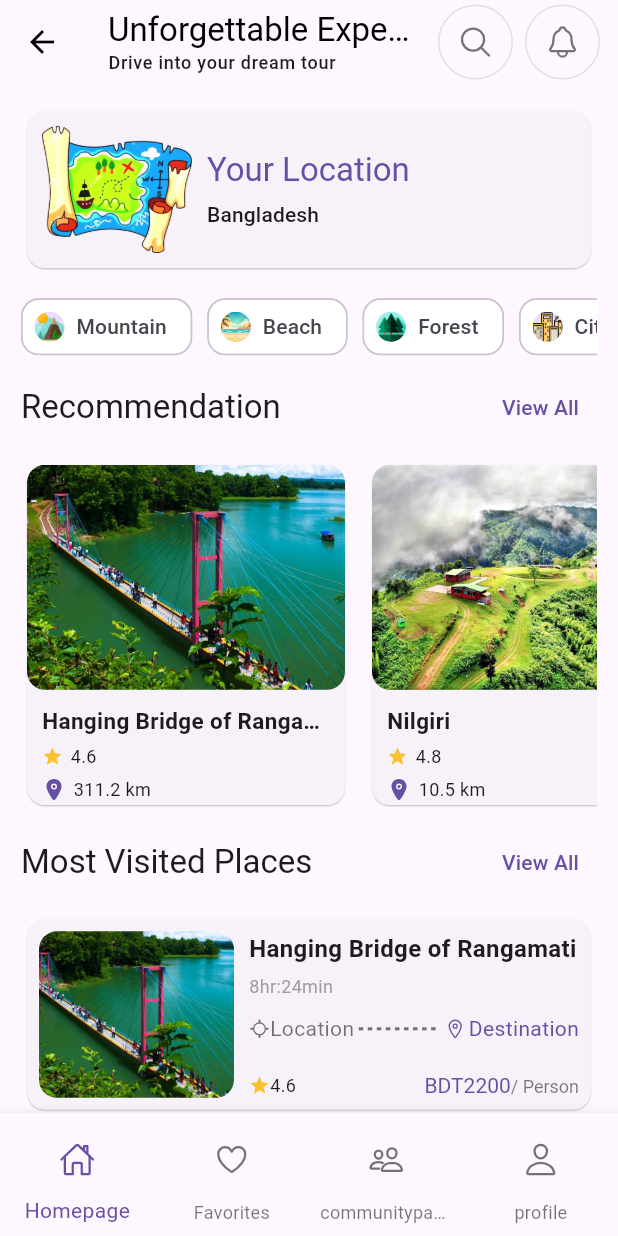
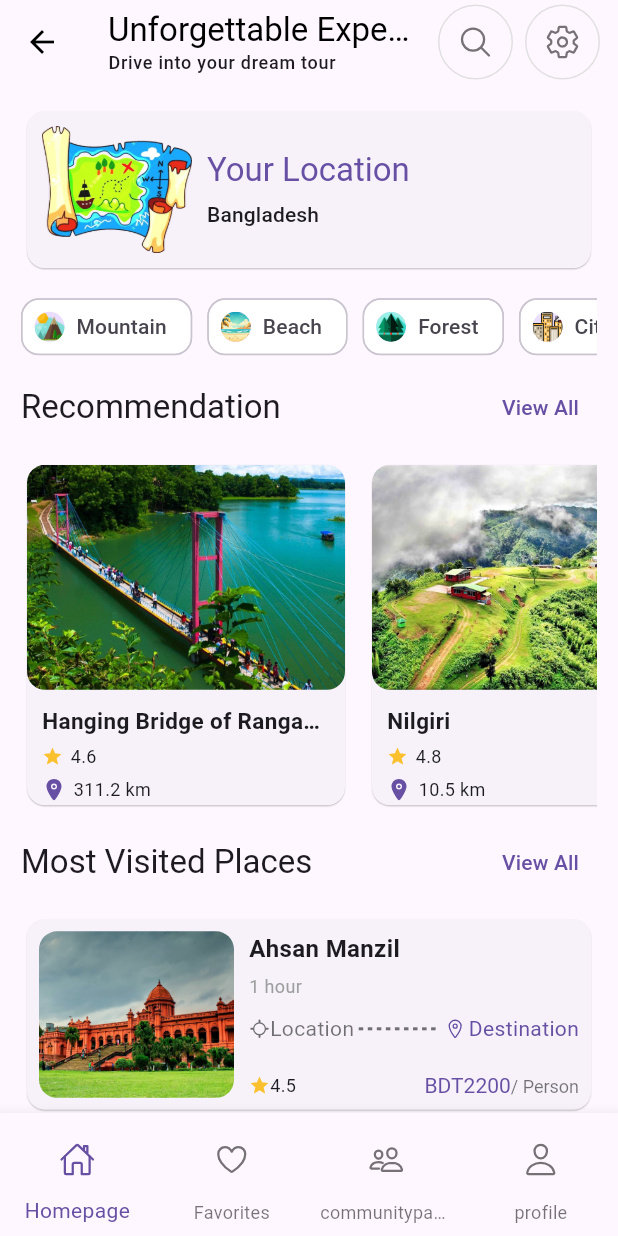
Before and after one commit to Subah-Zarin/Roamers_, a Flutter app: the HomePage screen opened by its route, on a phone screen of 412 x 824 dp. Run offline on Flutter 3.47's test engine with Material 3 defaults, Android fonts, the phone set to English and light mode, and no system bars; our stand-ins replace carousel_slider, cloud_firestore, firebase_core, get, ionicons; accounts and stored records are empty.

Commit message:
setting page done

```diff
--- a/lib/homepage/homepage.dart
+++ b/lib/homepage/homepage.dart
@@ -5,6 +5,8 @@ import 'package:roamers/widget/location_card.dart';
 import 'package:roamers/widget/nearby_places.dart';
 import 'package:roamers/widget/recommended_places.dart';
 import 'package:roamers/widget/tourist_places.dart';
+
+import '../Setting/setting.dart';
 
 class HomePage extends StatelessWidget {
   const HomePage({Key? key}) : super(key: key);
@@ -26,18 +28,31 @@ class HomePage extends StatelessWidget {
             ),
           ],
         ),
-        actions: const [
+        actions: [
           CustomIconButton(
-            icon: Icon(Ionicons.search_outline),
+            icon: const Icon(Ionicons.search_outline),
+            onPressed: () {
+              Navigator.pushNamed(context, 'Setting');
+            },
           ),
           Padding(
-            padding: EdgeInsets.only(left: 8.0, right: 12),
+            padding: const EdgeInsets.only(left: 8.0, right: 12),
             child: CustomIconButton(
-              icon: Icon(Ionicons.notifications_outline),
+              icon: const Icon(Ionicons.settings_outline),
+              onPressed: () {
+                Navigator.push(
+                  context,
+                  MaterialPageRoute(
+                    builder: (context) => const Setting(),
+                  ),
+                );
+              },
             ),
           ),
         ],
+
       ),
+
       body: ListView(
         physics: const BouncingScrollPhysics(),
         padding: const EdgeInsets.all(14),
--- a/lib/main.dart
+++ b/lib/main.dart
@@ -8,6 +8,7 @@ import 'package:roamers/login/login.dart';
 import 'package:roamers/login/registration.dart';
 import 'package:roamers/pages/tourist_details_page.dart';
 import 'package:roamers/welcomePage/welcomepage.dart';
+import 'Setting/setting.dart';
 import 'homepage/FavoritesPage.dart';
 import 'homepage/communitypage.dart';
 import 'homepage/favorites_provider.dart';
@@ -42,6 +43,7 @@ void main() async {
           'tourist_details': (context) => TouristDetailsPage(
             attraction: ModalRoute.of(context)!.settings.arguments as TouristAttraction,
           ),
+          'Setting': (context) => Setting(),
         },
       ),
     ),
--- a/lib/models/nearby_places_model.dart
+++ b/lib/models/nearby_places_model.dart
@@ -1,34 +1,74 @@
 class NearbyPlaceModel {
-  final String image;
+  final String name;
+  final String duration;
+  final double rating;
+  final double distance;
+  final List<String> images;
+
   NearbyPlaceModel({
-    required this.image,
+    required this.name,
+    required this.duration, // Added
+    required this.rating, // Added
+    required this.distance, // Added
+    required this.images, // Added
   });
 }
 
 List<NearbyPlaceModel> nearbyPlaces = [
-
   NearbyPlaceModel(
-    image: "assets/images/ahsan.jpg",
+    name: "Ahsan Manzil", // Added
+    duration: "1 hour", // Added
+    rating: 4.5, // Added
+    distance: 2.5, // Added
+    images: ["assets/images/ahsan.jpg"], // Modified
   ),
   NearbyPlaceModel(
-    image: "assets/images/Bichanakandi.jpg",
+    name: "Bichanakandi", // Added
+    duration: "2 hours", // Added
+    rating: 4.7, // Added
+    distance: 5.0, // Added
+    images: ["assets/images/Bichanakandi.jpg"], // Modified
   ),
   NearbyPlaceModel(
-    image: "assets/images/foyslake.jpg",
+    name: "Foy's Lake", // Added
+    duration: "1.5 hours", // Added
+    rating: 4.4, // Added
+    distance: 3.0, // Added
+    images: ["assets/images/foyslake.jpg"], // Modified
   ),
   NearbyPlaceModel(
-    image: "assets/images/nuhaspolli.jpg",
+    name: "Nuhas Polli", // Added
+    duration: "2.5 hours", // Added
+    rating: 4.6, // Added
+    distance: 6.0, // Added
+    images: ["assets/images/nuhaspolli.jpg"], // Modified
   ),
   NearbyPlaceModel(
-    image: "assets/images/bogalake.jpg",
+    name: "Boga Lake", // Added
+    duration: "3 hours", // Added
+    rating: 4.8, // Added
+    distance: 7.5, // Added
+    images: ["assets/images/bogalake.jpg"], // Modified
   ),
   NearbyPlaceModel(
-    image: "assets/images/lalakhal.jpg",
+    name: "Lalakhal", // Added
+    duration: "2 hours", // Added
+    rating: 4.7, // Added
+    distance: 5.5, // Added
+    images: ["assets/images/lalakhal.jpg"], // Modified
   ),
   NearbyPlaceModel(
-    image: "assets/images/golden_temple.jpg",
+    name: "Golden Temple", // Added
+    duration: "1 hour", // Added
+    rating: 4.5, // Added
+    distance: 2.0, // Added
+    images: ["assets/images/golden_temple.jpg"], // Modified
   ),
   NearbyPlaceModel(
-    image: "assets/images/Lalbagh.jpg",
+    name: "Lalbagh Fort", // Added
+    duration: "1.5 hours", // Added
+    rating: 4.6, // Added
+    distance: 3.5, // Added
+    images: ["assets/images/Lalbagh.jpg"],
   ),
 ];
--- a/lib/widget/custom_icon_button.dart
+++ b/lib/widget/custom_icon_button.dart
@@ -4,8 +4,12 @@ class CustomIconButton extends StatelessWidget {
   const CustomIconButton({
     Key? key,
     required this.icon,
+    required this.onPressed,
   }) : super(key: key);
+
   final Widget icon;
+  final VoidCallback onPressed;
+
   @override
   Widget build(BuildContext context) {
     return Container(
@@ -14,7 +18,7 @@ class CustomIconButton extends StatelessWidget {
         shape: BoxShape.circle,
       ),
       child: IconButton(
-        onPressed: () {},
+        onPressed: onPressed,
         constraints: const BoxConstraints.tightFor(width: 40),
         color: Colors.black54,
         icon: icon,
--- a/lib/widget/nearby_places.dart
+++ b/lib/widget/nearby_places.dart
@@ -1,7 +1,9 @@
 import 'package:flutter/material.dart';
-import 'package:roamers/models/tourist_attraction_model.dart';
 import 'package:roamers/pages/tourist_details_page.dart';
 import 'package:roamers/widget/distance.dart';
+
+import '../models/nearby_places_model.dart';
+
 
 class NearbyPlaces extends StatelessWidget {
   const NearbyPlaces({Key? key}) : super(key: key);
@@ -9,8 +11,8 @@ class NearbyPlaces extends StatelessWidget {
   @override
   Widget build(BuildContext context) {
     return Column(
-      children: List.generate(touristAttractions.length, (index) {
-        final place = touristAttractions[index];
+      children: List.generate(nearbyPlaces.length, (index) {
+        final place = nearbyPlaces[index];
         return Padding(
           padding: const EdgeInsets.only(bottom: 10),
           child: SizedBox(
@@ -24,14 +26,14 @@ class NearbyPlaces extends StatelessWidget {
               child: InkWell(
                 borderRadius: BorderRadius.circular(12),
                 onTap: () {
-                  Navigator.push(
+                  /*Navigator.push(
                     context,
                     MaterialPageRoute(
                       builder: (context) => TouristDetailsPage(
-                        attraction: place,
+                        attraction: place, // Modified
                       ),
                     ),
-                  );
+                  );*/
                 },
                 child: Padding(
                   padding: const EdgeInsets.all(8.0),
@@ -41,7 +43,7 @@ class NearbyPlaces extends StatelessWidget {
                       ClipRRect(
                         borderRadius: BorderRadius.circular(12),
                         child: Image.asset(
-                          place.images.first,
+                          place.images.first, // Modified
                           height: double.maxFinite,
                           width: 130,
                           fit: BoxFit.cover,
@@ -58,13 +60,13 @@ class NearbyPlaces extends StatelessWidget {
                                 fontSize: 16,
                                 fontWeight: FontWeight.bold,
                               ),
-                              maxLines: 2, // Limit to 2 lines to prevent overflow
+                              maxLines: 2,
                               overflow: TextOverflow.ellipsis,
                             ),
                             const SizedBox(height: 5),
                             Text(
                               place.duration,
-                              style: TextStyle(
+                              style: const TextStyle(
                                 fontSize: 12,
                                 color: Colors.grey,
                               ),
--- a/pubspec.yaml
+++ b/pubspec.yaml
@@ -37,7 +37,7 @@ dependencies:
   get: ^4.6.6
   font_awesome_flutter: ^10.7.0
 
-  ionicons: ^0.2.1
+  ionicons: ^0.2.2
   flutter:
     sdk: flutter
 
```
Also changed, not shown: lib/homepage/profile.dart (+19 -0 lines).
